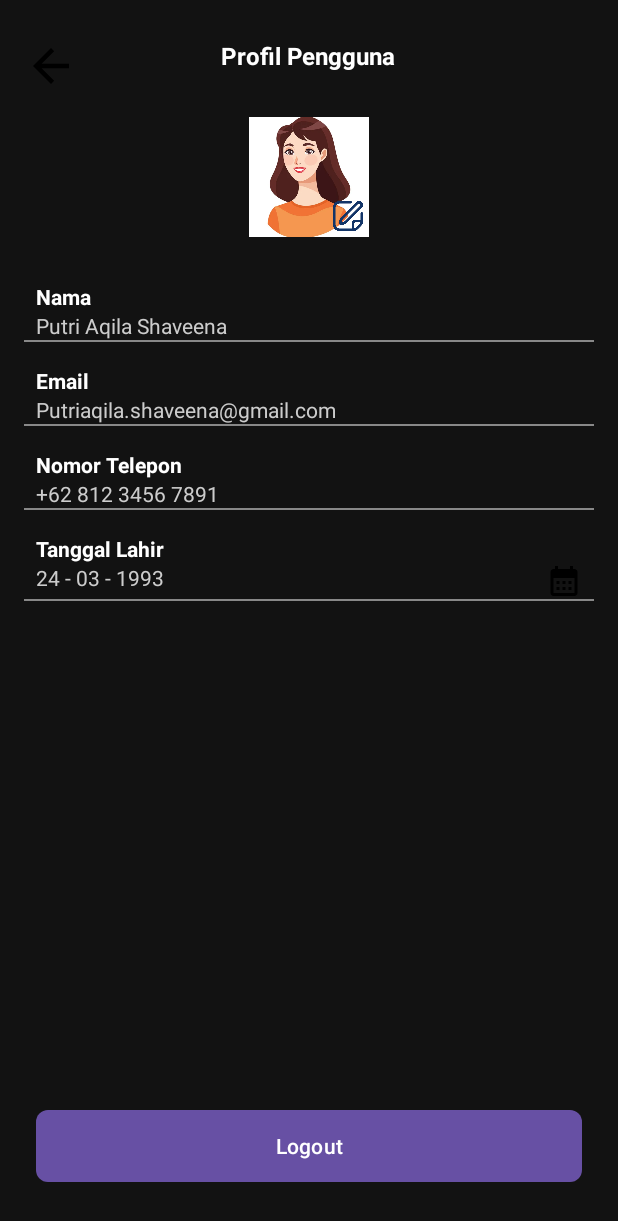
After one commit to SimaSabrina30/SmartAkuarium, an Android app: the ProfileActivity screen opened directly, with no data from a screen before it, on a phone screen of 412 x 824 dp. The commit adds this screen. Shown: the top 1221 px of the screen. Run offline under Robolectric (Android 15) with nearby library versions, the phone set to English and light mode, and no system bars.

Commit message:
update login dan profil

```diff
--- /dev/null
+++ b/app/src/main/java/com/sima/smartakuarium/ProfileActivity.java
@@ -0,0 +1,23 @@
+package com.sima.smartakuarium;
+
+import android.os.Bundle;
+import androidx.appcompat.app.AppCompatActivity;
+import androidx.core.view.ViewCompat;
+import androidx.core.view.WindowInsetsCompat;
+import androidx.core.graphics.Insets;
+
+public class ProfileActivity extends AppCompatActivity {
+
+    @Override
+    protected void onCreate(Bundle savedInstanceState) {
+        super.onCreate(savedInstanceState);
+        setContentView(R.layout.activity_profile);
+
+        // Pastikan ID "main" ada di layout activity_profile.xml
+        ViewCompat.setOnApplyWindowInsetsListener(findViewById(R.id.main), (v, insets) -> {
+            Insets systemBars = insets.getInsets(WindowInsetsCompat.Type.systemBars());
+            v.setPadding(systemBars.left, systemBars.top, systemBars.right, systemBars.bottom);
+            return insets;
+        });
+    }
+}
--- /dev/null
+++ b/app/src/main/res/drawable/baseline_arrow_back_24.xml
@@ -0,0 +1,5 @@
+<vector xmlns:android="http://schemas.android.com/apk/res/android" android:autoMirrored="true" android:height="24dp" android:tint="#000000" android:viewportHeight="24" android:viewportWidth="24" android:width="24dp">
+
+    <path android:fillColor="@android:color/white" android:pathData="M20,11H7.83l5.59,-5.59L12,4l-8,8 8,8 1.41,-1.41L7.83,13H20v-2z"/>
+
+</vector>
--- /dev/null
+++ b/app/src/main/res/drawable/bg_circle.xml
@@ -0,0 +1,8 @@
+<?xml version="1.0" encoding="utf-8"?>
+<shape xmlns:android="http://schemas.android.com/apk/res/android"
+    android:shape="oval">
+    <solid android:color="#FFFFFF" /> <!-- Ganti dengan warna yang kamu mau -->
+    <size
+        android:width="100dp"
+        android:height="100dp" />
+</shape>
--- a/app/src/main/res/drawable/input_bg.xml
+++ b/app/src/main/res/drawable/input_bg.xml
@@ -2,11 +2,11 @@
 <shape xmlns:android="http://schemas.android.com/apk/res/android"
     android:shape="rectangle">
 
-    <solid android:color="#A4A4A4" />
+    <solid android:color="#FFFFFF" />
 
     <stroke
         android:width="1dp"
-        android:color="#A4A4A4" />
+        android:color="#FFFFFF" />
 
     <corners android:radius="10dp" />
 
--- /dev/null
+++ b/app/src/main/res/layout/activity_profile.xml
@@ -0,0 +1,192 @@
+<?xml version="1.0" encoding="utf-8"?>
+<RelativeLayout xmlns:android="http://schemas.android.com/apk/res/android"
+    xmlns:app="http://schemas.android.com/apk/res-auto"
+    android:id="@+id/main"
+    android:layout_width="match_parent"
+    android:layout_height="match_parent"
+    android:background="#121212"
+    android:padding="16dp">
+
+    <!-- Tombol back -->
+    <ImageButton
+        android:id="@+id/btnBack"
+        android:layout_width="36dp"
+        android:layout_height="36dp"
+        android:background="@drawable/baseline_arrow_back_24"
+        android:layout_alignParentStart="true"
+        android:layout_marginTop="10dp"
+        android:contentDescription="Kembali" />
+
+    <!-- Judul -->
+    <TextView
+        android:id="@+id/judul"
+        android:layout_width="wrap_content"
+        android:layout_height="wrap_content"
+        android:text="Profil Pengguna"
+        android:textColor="#FFFFFF"
+        android:textStyle="bold"
+        android:textSize="16sp"
+        android:layout_centerHorizontal="true"
+        android:layout_alignTop="@id/btnBack" />
+
+    <!-- Foto Profil -->
+    <ImageView
+        android:id="@+id/fotoProfil"
+        android:layout_width="80dp"
+        android:layout_height="80dp"
+        android:src="@drawable/foto_profil"
+        android:layout_centerHorizontal="true"
+        android:layout_below="@id/judul"
+        android:layout_marginTop="30dp"
+        android:background="@drawable/bg_circle"
+        android:scaleType="centerCrop" />
+
+    <!-- Ikon edit di foto -->
+    <ImageView
+        android:id="@+id/ikonEdit"
+        android:layout_width="20dp"
+        android:layout_height="20dp"
+        android:src="@drawable/ic_edit"
+        android:layout_alignEnd="@id/fotoProfil"
+        android:layout_alignBottom="@id/fotoProfil"
+        android:layout_marginEnd="4dp"
+        android:layout_marginBottom="4dp" />
+
+    <!-- Nama -->
+    <TextView
+        android:id="@+id/labelNama"
+        android:layout_width="match_parent"
+        android:layout_height="wrap_content"
+        android:text="Nama"
+        android:textColor="#FFFFFF"
+        android:textStyle="bold"
+        android:layout_below="@id/fotoProfil"
+        android:layout_marginTop="30dp"
+        android:layout_marginHorizontal="8dp" />
+
+    <TextView
+        android:id="@+id/txtNama"
+        android:layout_width="match_parent"
+        android:layout_height="wrap_content"
+        android:text="Putri Aqila Shaveena"
+        android:textColor="#CCCCCC"
+        android:layout_below="@id/labelNama"
+        android:layout_marginHorizontal="8dp" />
+
+    <View
+        android:id="@+id/line1"
+        android:layout_width="match_parent"
+        android:layout_height="1dp"
+        android:background="#888888"
+        android:layout_below="@id/txtNama"
+        android:layout_marginBottom="16dp" />
+
+    <!-- Email -->
+    <TextView
+        android:id="@+id/labelEmail"
+        android:layout_width="match_parent"
+        android:layout_height="wrap_content"
+        android:text="Email"
+        android:textColor="#FFFFFF"
+        android:textStyle="bold"
+        android:layout_below="@id/line1"
+        android:layout_marginHorizontal="8dp" />
+
+    <TextView
+        android:id="@+id/txtEmail"
+        android:layout_width="match_parent"
+        android:layout_height="wrap_content"
+        android:text="Putriaqila.shaveena@gmail.com"
+        android:textColor="#CCCCCC"
+        android:layout_below="@id/labelEmail"
+        android:layout_marginHorizontal="8dp" />
+
+    <View
+        android:id="@+id/line2"
+        android:layout_width="match_parent"
+        android:layout_height="1dp"
+        android:background="#888888"
+        android:layout_below="@id/txtEmail"
+        android:layout_marginBottom="16dp" />
+
+    <!-- Nomor Telepon -->
+    <TextView
+        android:id="@+id/labelTelepon"
+        android:layout_width="match_parent"
+        android:layout_height="wrap_content"
+        android:text="Nomor Telepon"
+        android:textColor="#FFFFFF"
+        android:textStyle="bold"
+        android:layout_below="@id/line2"
+        android:layout_marginHorizontal="8dp" />
+
+    <TextView
+        android:id="@+id/txtTelepon"
+        android:layout_width="match_parent"
+        android:layout_height="wrap_content"
+        android:text="+62 812 3456 7891"
+        android:textColor="#CCCCCC"
+        android:layout_below="@id/labelTelepon"
+        android:layout_marginHorizontal="8dp" />
+
+    <View
+        android:id="@+id/line3"
+        android:layout_width="match_parent"
+        android:layout_height="1dp"
+        android:background="#888888"
+        android:layout_below="@id/txtTelepon"
+        android:layout_marginBottom="16dp" />
+
+    <!-- Tanggal Lahir -->
+    <TextView
+        android:id="@+id/labelTglLahir"
+        android:layout_width="match_parent"
+        android:layout_height="wrap_content"
+        android:text="Tanggal Lahir"
+        android:textColor="#FFFFFF"
+        android:textStyle="bold"
+        android:layout_below="@id/line3"
+        android:layout_marginHorizontal="8dp" />
+
+    <RelativeLayout
+        android:id="@+id/containerTglLahir"
+        android:layout_width="match_parent"
+        android:layout_height="wrap_content"
+        android:layout_below="@id/labelTglLahir"
+        android:layout_marginHorizontal="8dp">
+
+        <TextView
+            android:id="@+id/txtTglLahir"
+            android:layout_width="wrap_content"
+            android:layout_height="wrap_content"
+            android:text="24 - 03 - 1993"
+            android:textColor="#CCCCCC" />
+
+        <ImageView
+            android:layout_width="24dp"
+            android:layout_height="24dp"
+            android:src="@drawable/kalender"
+            android:layout_alignParentEnd="true" />
+    </RelativeLayout>
+
+    <View
+        android:id="@+id/line4"
+        android:layout_width="match_parent"
+        android:layout_height="1dp"
+        android:background="#888888"
+        android:layout_below="@id/containerTglLahir"
+        android:layout_marginBottom="24dp" />
+
+    <!-- Tombol Logout -->
+    <Button
+        android:id="@+id/btnLogout"
+        android:layout_width="match_parent"
+        android:layout_height="48dp"
+        android:text="Logout"
+        android:textColor="#FFFFFF"
+        android:background="@drawable/btn_gradientbutton"
+        android:layout_alignParentBottom="true"
+        android:layout_marginBottom="20dp"
+        android:layout_marginHorizontal="8dp" />
+
+</RelativeLayout>
```
Also changed, not shown: app/src/main/AndroidManifest.xml (+22 -23 lines), app/src/main/java/com/sima/smartakuarium/MainActivity.java (+19 -0 lines), app/src/main/java/com/sima/smartakuarium/beranda.java (+9 -7 lines), app/src/main/res/drawable/ic_eye_off_vector.xml (added, +9 -0 lines), app/src/main/res/drawable/ic_eye_vector.xml (added, +9 -0 lines), app/src/main/res/drawable/ic_key_vector.xml (added, +9 -0 lines), app/src/main/res/drawable/ic_user_vector.xml (added, +9 -0 lines), app/src/main/res/layout/activity_main.xml (+67 -26 lines), app/src/main/res/drawable/aquarium.png (added), app/src/main/res/drawable/foto_profil.jpg (added), app/src/main/res/drawable/ic_edit.png (added), app/src/main/res/drawable/ic_eye.png (added), app/src/main/res/drawable/ic_eye_off.png (added), app/src/main/res/drawable/ic_key.png (added), 1 more files.
